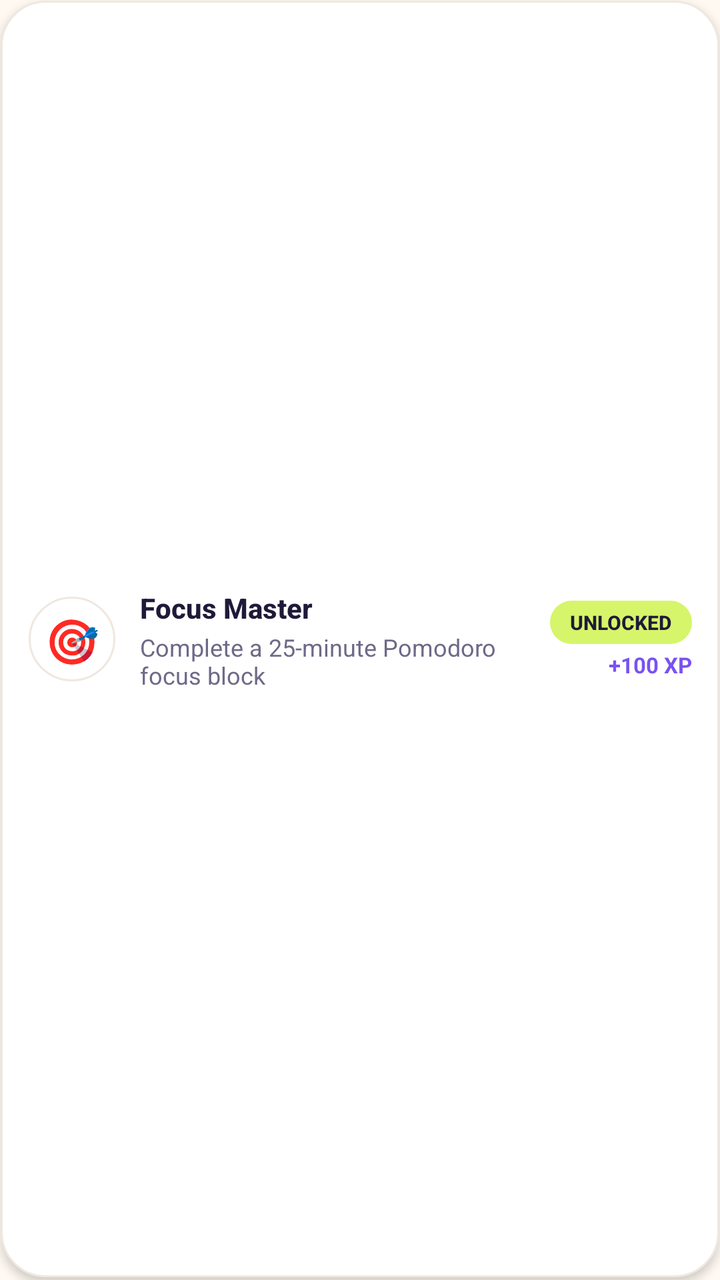
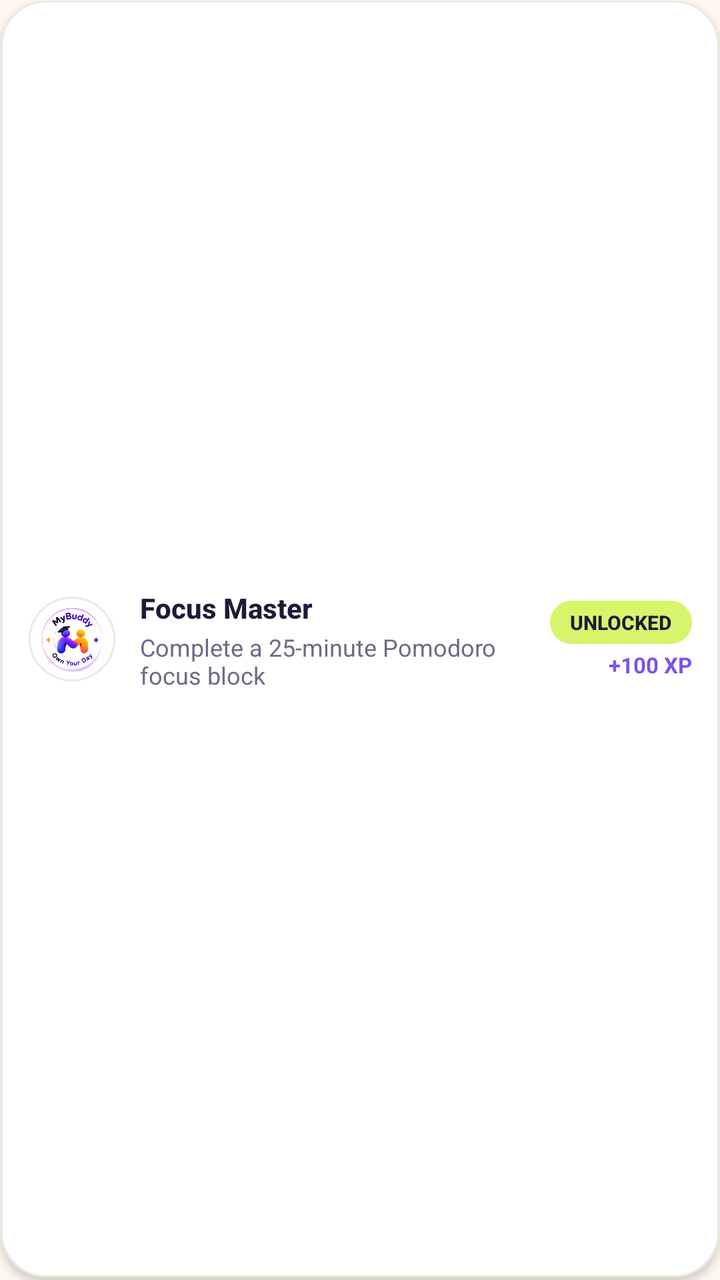

Screens rendered from an Android XML layout before and after an edit, with the pre-edit source and the edit as a unified diff.
<!-- AndroidManifest.xml: application theme Theme.AcademiaLife -->
<!-- res/layout/item_lifestyle_badge.xml -->
<?xml version="1.0" encoding="utf-8"?>
<LinearLayout xmlns:android="http://schemas.android.com/apk/res/android"
    android:layout_width="match_parent"
    android:layout_height="wrap_content"
    android:layout_marginBottom="8dp"
    android:background="@drawable/bg_neumorphic_card"
    android:elevation="3dp"
    android:gravity="center_vertical"
    android:orientation="horizontal"
    android:padding="14dp">

    <TextView
        android:id="@+id/tvBadgeIcon"
        android:layout_width="44dp"
        android:layout_height="44dp"
        android:background="@drawable/bg_neumorphic_circle_idle"
        android:gravity="center"
        android:text="🎯"
        android:textSize="22sp" />

    <LinearLayout
        android:layout_width="0dp"
        android:layout_height="wrap_content"
        android:layout_marginStart="12dp"
        android:layout_weight="1"
        android:orientation="vertical">

        <TextView
            android:id="@+id/tvBadgeTitle"
            android:layout_width="wrap_content"
            android:layout_height="wrap_content"
            android:text="Focus Master"
            android:textColor="@color/text_primary"
            android:textSize="14sp"
            android:fontFamily="sans-serif-medium"
            android:textStyle="bold" />

        <TextView
            android:id="@+id/tvBadgeDesc"
            android:layout_width="wrap_content"
            android:layout_height="wrap_content"
            android:layout_marginTop="2dp"
            android:text="Complete a 25-minute Pomodoro focus block"
            android:textColor="@color/text_secondary"
            android:textSize="12sp" />
    </LinearLayout>

    <LinearLayout
        android:layout_width="wrap_content"
        android:layout_height="wrap_content"
        android:gravity="end"
        android:orientation="vertical">

        <TextView
            android:id="@+id/tvBadgeStatus"
            android:layout_width="wrap_content"
            android:layout_height="wrap_content"
            android:background="@drawable/bg_pill_lime"
            android:paddingHorizontal="10dp"
            android:paddingVertical="4dp"
            android:text="UNLOCKED"
            android:textColor="#1F1A38"
            android:textSize="10sp"
            android:fontFamily="sans-serif-medium"
            android:textStyle="bold" />

        <TextView
            android:id="@+id/tvBadgeXP"
            android:layout_width="wrap_content"
            android:layout_height="wrap_content"
            android:layout_marginTop="3dp"
            android:text="+100 XP"
            android:textColor="@color/electric_violet"
            android:textSize="11sp"
            android:textStyle="bold" />
    </LinearLayout>

</LinearLayout>
<!-- resources referenced by this layout -->
<resources>
  <color name="electric_violet">#7952F2</color>
  <color name="text_primary">#1F1A38</color>
  <color name="text_secondary">#6E6988</color>
  <!-- drawable bg_neumorphic_card (drawable) -->
  <?xml version="1.0" encoding="utf-8"?>
  <layer-list xmlns:android="http://schemas.android.com/apk/res/android">
      
      <item
          android:left="1dp"
          android:top="2dp"
          android:right="1dp"
          android:bottom="2dp">
          <shape android:shape="rectangle">
              <corners android:radius="22dp" />
              <solid android:color="@color/lavender_dark_shadow" />
          </shape>
      </item>
  
      
      <item
          android:left="0.5dp"
          android:top="0.5dp"
          android:right="0.5dp"
          android:bottom="1.5dp">
          <shape android:shape="rectangle">
              <corners android:radius="22dp" />
              <solid android:color="@color/surface_light" />
              <stroke
                  android:width="1dp"
                  android:color="@color/surface_border" />
          </shape>
      </item>
  </layer-list>
  <!-- drawable bg_neumorphic_circle_idle (drawable) -->
  <?xml version="1.0" encoding="utf-8"?>
  <layer-list xmlns:android="http://schemas.android.com/apk/res/android">
      <item
          android:left="1dp"
          android:top="2dp"
          android:right="1dp"
          android:bottom="2dp">
          <shape android:shape="oval">
              <solid android:color="@color/lavender_dark_shadow" />
          </shape>
      </item>
  
      <item
          android:left="0.5dp"
          android:top="0.5dp"
          android:right="0.5dp"
          android:bottom="1.5dp">
          <shape android:shape="oval">
              <solid android:color="@color/white" />
              <stroke
                  android:width="1dp"
                  android:color="@color/neu_border_subtle" />
          </shape>
      </item>
  </layer-list>
  <!-- drawable bg_pill_lime (drawable) -->
  <?xml version="1.0" encoding="utf-8"?>
  <shape xmlns:android="http://schemas.android.com/apk/res/android"
      android:shape="rectangle">
      <corners android:radius="16dp" />
      <solid android:color="@color/acid_lime" />
  </shape>
  <color name="lavender_dark_shadow">#E5DCD2</color>
  <color name="surface_light">#FFFFFF</color>
  <color name="surface_border">#EFE8E0</color>
  <color name="white">#FFFFFF</color>
  <color name="neu_border_subtle">#EFE8E0</color>
  <color name="acid_lime">#D6F56A</color>
  <color name="lavender_primary">#7952F2</color>
  <color name="lavender_surface">#F7F2EC</color>
  <color name="lavender_deep">#6234EB</color>
  <color name="lavender_bg">#FFF9F2</color>
  <color name="lavender_card">#FFFFFF</color>
  <style name="ThemeOverlay.AcademiaLife.MaterialAlertDialog" parent="ThemeOverlay.Material3.MaterialAlertDialog">
          <item name="shapeAppearanceOverlay">@style/ShapeAppearance.AcademiaLife.Dialog</item>
          <item name="colorSurface">@color/lavender_card</item>
      </style>
  <style name="ShapeAppearance.AcademiaLife.Dialog" parent="">
          <item name="cornerSize">22dp</item>
      </style>
  <!-- unchanged entries left out for length: 1 -->
</resources>

<!-- the commit's change to res/layout/item_lifestyle_badge.xml (unified diff, before → after) -->
@@ -9,14 +9,29 @@
     android:orientation="horizontal"
     android:padding="14dp">
 
-    <TextView
-        android:id="@+id/tvBadgeIcon"
+    
+    <FrameLayout
         android:layout_width="44dp"
         android:layout_height="44dp"
-        android:background="@drawable/bg_neumorphic_circle_idle"
-        android:gravity="center"
-        android:text="🎯"
-        android:textSize="22sp" />
+        android:background="@drawable/bg_neumorphic_circle_idle">
+
+        <ImageView
+            android:id="@+id/ivBadgeGraphic"
+            android:layout_width="match_parent"
+            android:layout_height="match_parent"
+            android:adjustViewBounds="true"
+            android:padding="6dp"
+            android:scaleType="fitCenter"
+            android:src="@drawable/mybuddy_badge_sticker"
+            android:contentDescription="Badge Graphic" />
+
+        <TextView
+            android:id="@+id/tvBadgeIcon"
+            android:layout_width="match_parent"
+            android:layout_height="match_parent"
+            android:gravity="center"
+            android:visibility="gone" />
+    </FrameLayout>
 
     <LinearLayout
         android:layout_width="0dp"
<!-- resource entries referenced after the edit -->
@@ -66,6 +66,7 @@
       <corners android:radius="16dp" />
       <solid android:color="@color/acid_lime" />
   </shape>
+  <!-- drawable mybuddy_badge_sticker: png bitmap (drawable, 76301 bytes) -->
   <color name="lavender_dark_shadow">#E5DCD2</color>
   <color name="surface_light">#FFFFFF</color>
   <color name="surface_border">#EFE8E0</color>
